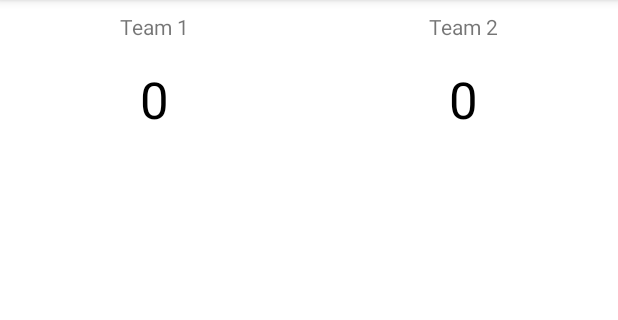
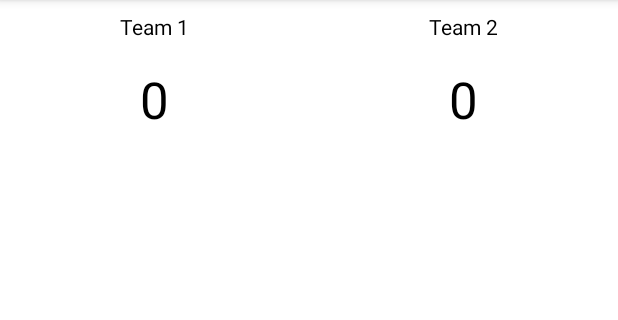
Before and after one commit to georgekal2798/Tichu-Counter, an Android app: the ScoreActivity screen opened directly, with no data from a screen before it, on a phone screen of 412 x 824 dp, the part 84-404 px from its top. Run offline under Robolectric (Android 15) with nearby library versions, the phone set to English and light mode, and no system bars.

Commit message:
Color values fixes
- Corrected color values to support dark mode

```diff
--- a/app/src/main/res/layout/activity_menu.xml
+++ b/app/src/main/res/layout/activity_menu.xml
@@ -11,7 +11,7 @@
         android:layout_width="wrap_content"
         android:layout_height="wrap_content"
         android:text="@string/app_name"
-        android:textColor="@color/black"
+        android:textColor="?attr/itemTextColor"
         android:textSize="34sp"
         app:layout_constraintEnd_toEndOf="parent"
         app:layout_constraintStart_toStartOf="parent"
@@ -38,7 +38,7 @@
         android:layout_marginStart="8dp"
         android:layout_marginEnd="8dp"
         android:text="@string/load_game"
-        android:textColor="@color/purple_700"
+        android:textColor="?attr/colorPrimary"
         app:layout_constraintEnd_toEndOf="parent"
         app:layout_constraintStart_toStartOf="parent"
         app:layout_constraintTop_toBottomOf="@+id/newGameButton" />
--- a/app/src/main/res/layout/activity_score.xml
+++ b/app/src/main/res/layout/activity_score.xml
@@ -28,6 +28,7 @@
         android:layout_width="wrap_content"
         android:layout_height="wrap_content"
         android:layout_marginTop="8dp"
+        android:textColor="?attr/itemTextColor"
         android:text="@string/team1"
         app:layout_constraintEnd_toStartOf="@+id/centralGuideline"
         app:layout_constraintStart_toStartOf="parent"
@@ -38,6 +39,7 @@
         android:layout_width="wrap_content"
         android:layout_height="wrap_content"
         android:layout_marginTop="8dp"
+        android:textColor="?attr/itemTextColor"
         android:text="@string/team2"
         app:layout_constraintEnd_toEndOf="parent"
         app:layout_constraintStart_toStartOf="@+id/centralGuideline"
@@ -49,7 +51,7 @@
         android:layout_height="wrap_content"
         android:layout_marginTop="16dp"
         android:text="0"
-        android:textColor="@color/black"
+        android:textColor="?attr/itemTextColor"
         android:textSize="34sp"
         app:layout_constraintEnd_toStartOf="@+id/centralGuideline"
         app:layout_constraintStart_toStartOf="parent"
@@ -61,7 +63,7 @@
         android:layout_height="wrap_content"
         android:layout_marginTop="16dp"
         android:text="0"
-        android:textColor="@color/black"
+        android:textColor="?attr/itemTextColor"
         android:textSize="34sp"
         app:layout_constraintEnd_toEndOf="parent"
         app:layout_constraintStart_toStartOf="@+id/centralGuideline"
--- a/app/src/main/res/values-night/themes.xml
+++ b/app/src/main/res/values-night/themes.xml
@@ -12,5 +12,6 @@
         <!-- Status bar color. -->
         <item name="android:statusBarColor" tools:targetApi="l">?attr/colorPrimaryVariant</item>
         <!-- Customize your theme here. -->
+        <item name="itemTextColor">@color/white</item>
     </style>
 </resources>
--- a/app/src/main/res/values/themes.xml
+++ b/app/src/main/res/values/themes.xml
@@ -12,5 +12,6 @@
         <!-- Status bar color. -->
         <item name="android:statusBarColor" tools:targetApi="l">?attr/colorPrimaryVariant</item>
         <!-- Customize your theme here. -->
+        <item name="itemTextColor">@color/black</item>
     </style>
 </resources>
```
